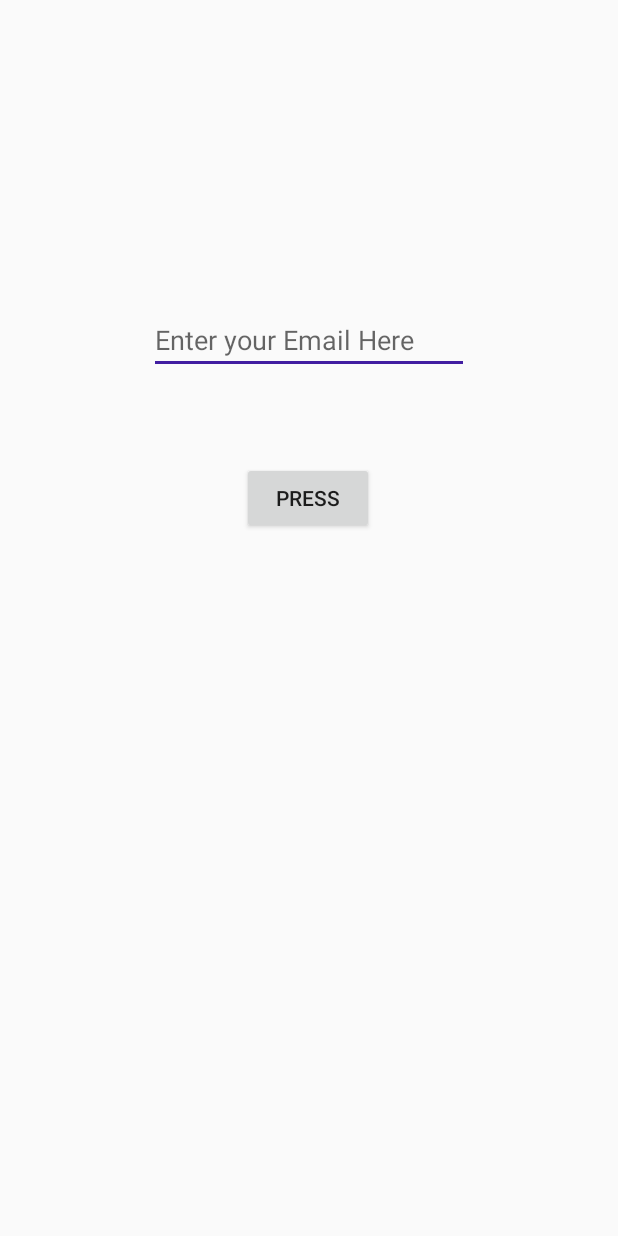
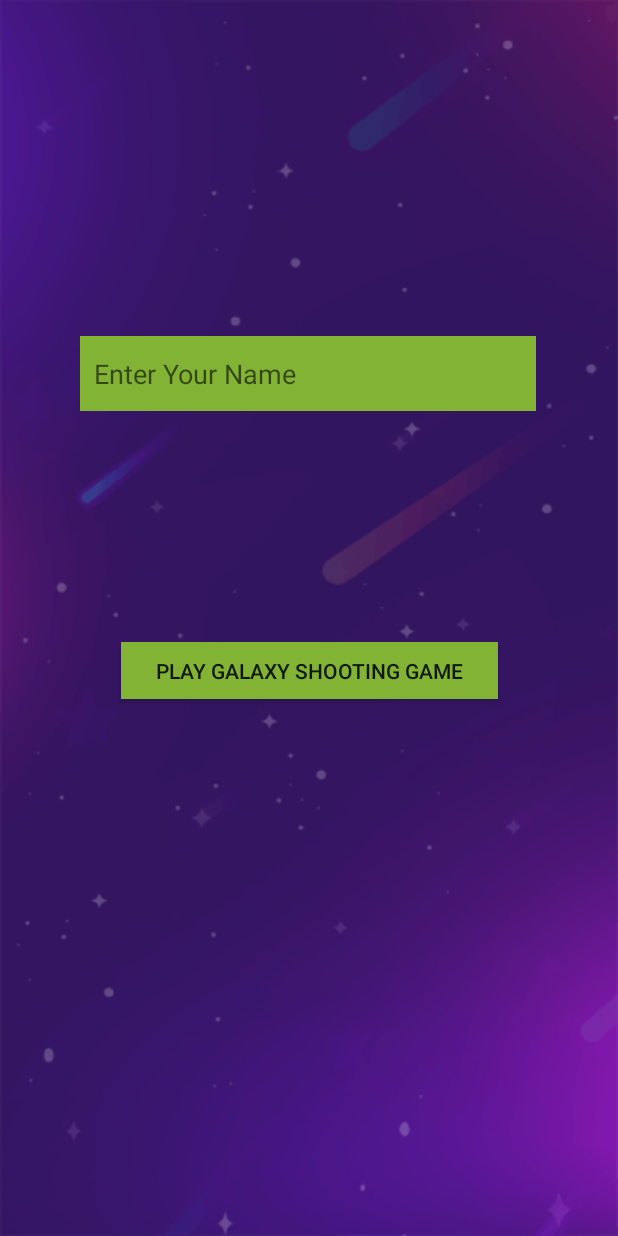
Before and after one commit to RashadTanjim/Galaxy-Shooting, an Android app: the MainActivity screen opened directly, with no data from a screen before it, on a phone screen of 412 x 824 dp. Run offline under Robolectric (Android 15) with nearby library versions, the phone set to English and light mode, and no system bars; our stand-ins replace Firebase (no records; nobody signed in at launch, a user with empty details on screens opened directly).

Commit message:
fonts color background and logo fixed

```diff
--- a/app/src/main/java/com/rashadtanjim/galaxyshooting/MainActivity.java
+++ b/app/src/main/java/com/rashadtanjim/galaxyshooting/MainActivity.java
@@ -1,7 +1,6 @@
 package com.rashadtanjim.galaxyshooting;
 
-import androidx.appcompat.app.AppCompatActivity;
-
+import android.content.Intent;
 import android.os.Bundle;
 import android.view.View;
 import android.widget.Button;
@@ -10,36 +9,43 @@ import android.widget.EditText;
 import com.google.firebase.database.DatabaseReference;
 import com.google.firebase.database.FirebaseDatabase;
 
+import androidx.appcompat.app.AppCompatActivity;
+
 public class MainActivity extends AppCompatActivity {
-
-//    private EditText editText;
-//    private Button pressButton;
 
     // Write a message to the database
     FirebaseDatabase database = FirebaseDatabase.getInstance();
     DatabaseReference myRef = database.getReference("users");
+    private EditText editText;
+    private Button pressButton;
 
     @Override
     protected void onCreate(Bundle savedInstanceState) {
         super.onCreate(savedInstanceState);
         setContentView(R.layout.activity_main);
 
-//        editText = findViewById(R.id.pressText);
-//        pressButton = findViewById(R.id.buttonPressed);
-//
-//        pressButton.setOnClickListener(new View.OnClickListener() {
-//            @Override
-//            public void onClick(View v) {
-//                pressed();
-//            }
-//        });
+        editText = findViewById(R.id.pressText);
+        pressButton = findViewById(R.id.buttonPressed);
+
+        pressButton.setOnClickListener(new View.OnClickListener() {
+            @Override
+            public void onClick(View v) {
+                pressed();
+                playGame();
+            }
+        });
     }
 
-//    private void pressed() {
-//        myRef.child("id").child("1").
-//                setValue(editText.getText().toString());
-//
-//    }
+    private void pressed() {
+        myRef.child("Name").
+                setValue(editText.getText().toString());
+    }
+
+    public void playGame() {
+        Intent intent = new Intent(this, GamePlayActivity.class);
+        startActivity(intent);
+        finish();
+    }
 
 
 }
--- a/app/src/main/res/layout/activity_login_handler.xml
+++ b/app/src/main/res/layout/activity_login_handler.xml
@@ -5,6 +5,7 @@
     android:layout_width="match_parent"
     android:layout_height="match_parent"
     android:fitsSystemWindows="true"
+    android:background="@drawable/bg_canvas"
     tools:context="com.rashadtanjim.galaxyshooting.LoginHandler">
 
     <LinearLayout
--- a/app/src/main/res/layout/activity_login_main.xml
+++ b/app/src/main/res/layout/activity_login_main.xml
@@ -5,6 +5,7 @@
     android:layout_width="match_parent"
     android:layout_height="match_parent"
     android:fitsSystemWindows="true"
+    android:background="@drawable/bg_canvas"
     tools:context=".LoginActivity">
 
     <com.google.android.material.appbar.AppBarLayout
--- a/app/src/main/res/layout/activity_main.xml
+++ b/app/src/main/res/layout/activity_main.xml
@@ -4,33 +4,36 @@
     xmlns:tools="http://schemas.android.com/tools"
     android:layout_width="match_parent"
     android:layout_height="match_parent"
+    android:background="@drawable/bg_canvas"
     tools:context=".MainActivity">
 
 
     <EditText
         android:id="@+id/pressText"
-        android:layout_width="wrap_content"
-        android:layout_height="wrap_content"
+        android:layout_width="304dp"
+        android:layout_height="50dp"
         android:layout_marginStart="8dp"
-        android:layout_marginTop="204dp"
+        android:layout_marginTop="224dp"
         android:layout_marginEnd="8dp"
+        android:background="@color/bg_login"
         android:ems="10"
-        android:hint="Enter your Email Here"
+        android:hint="  Enter Your Name"
         android:inputType="textEmailAddress"
+        android:textColor="@color/white"
+        app:layout_constraintEnd_toEndOf="parent"
+        app:layout_constraintHorizontal_bias="0.494"
+        app:layout_constraintStart_toStartOf="parent"
+        app:layout_constraintTop_toTopOf="parent" />
+
+    <Button
+        android:id="@+id/buttonPressed"
+        android:layout_width="251dp"
+        android:layout_height="38dp"
+        android:layout_marginTop="428dp"
+        android:background="@color/bg_login"
+        android:text="Play Galaxy Shooting Game"
         app:layout_constraintEnd_toEndOf="parent"
         app:layout_constraintStart_toStartOf="parent"
         app:layout_constraintTop_toTopOf="parent" />
 
-
-    <Button
-        android:id="@+id/buttonPressed"
-        android:layout_width="wrap_content"
-        android:layout_height="wrap_content"
-        android:layout_marginTop="308dp"
-        android:text="Press"
-        app:layout_constraintEnd_toEndOf="parent"
-        app:layout_constraintHorizontal_bias="0.498"
-        app:layout_constraintStart_toStartOf="parent"
-        app:layout_constraintTop_toTopOf="parent" />
-
 </androidx.constraintlayout.widget.ConstraintLayout>
```
Also changed, not shown: app/src/main/AndroidManifest.xml (+10 -11 lines), app/src/main/java/com/rashadtanjim/galaxyshooting/GamePlayActivity.java (added, +15 -0 lines), app/src/main/res/layout/activity_game_play.xml (added, +10 -0 lines), app/src/main/res/layout/activity_registration.xml (+5 -5 lines), app/src/main/res/layout/activity_reset_password.xml (+8 -7 lines), app/src/main/res/layout/activity_signup.xml (+7 -7 lines), app/src/main/res/layout/activity_splash.xml (+5 -5 lines), app/src/main/res/drawable/battlefire.png (added), app/src/main/res/drawable/bg_canvas.png (added), app/src/main/res/drawable/bplanet1.png (added), app/src/main/res/drawable/bplanet2.png (added), app/src/main/res/drawable/bplanet3.png (added), app/src/main/res/drawable/bullet.png (added), app/src/main/res/drawable/game_back.png (added), 2 more files.
